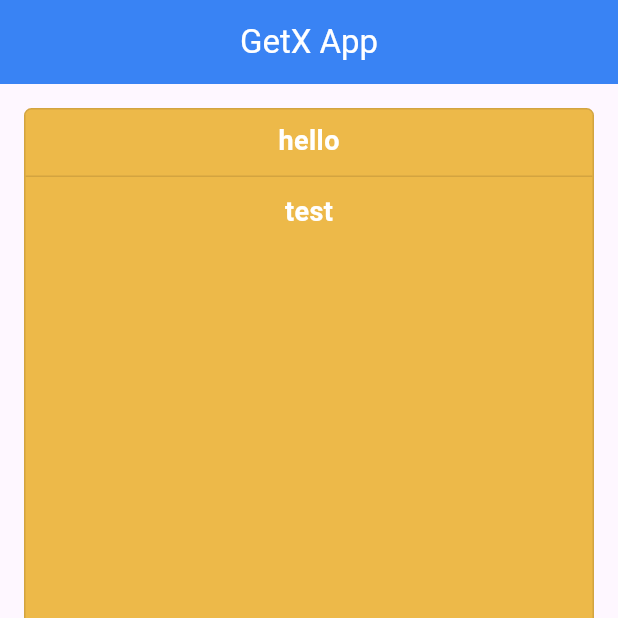
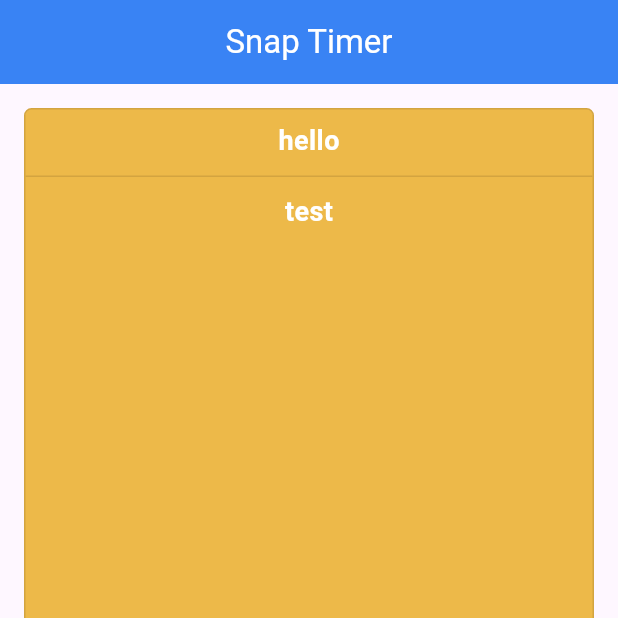
Before and after one commit to spandan3001/snap_timer, a Flutter app: the screen it shows after launch, on a phone screen of 412 x 824 dp, the top half of it. Run offline on Flutter 3.47's test engine with Material 3 defaults, Android fonts, the light colour scheme and no system bars; our stand-ins replace animated_splash_screen, get, shared_preferences.

Commit message:
feat: Add image asset
Added an image asset to the project. The image enhances the visual appeal of the application and can be used in various UI components as needed.

```diff
--- a/lib/views/home_screen.dart
+++ b/lib/views/home_screen.dart
@@ -19,7 +19,7 @@ class _HomeScreenState extends State<HomeScreen> {
     return Scaffold(
       appBar: AppBar(
         // App bar title and styling
-        title: const Text('GetX App'),
+        title: const Text('Snap Timer'),
         centerTitle: true,
         foregroundColor: Colors.white,
         backgroundColor: kBlue,
--- a/pubspec.yaml
+++ b/pubspec.yaml
@@ -63,8 +63,8 @@ flutter:
   uses-material-design: true
 
   # To add assets to your application, add an assets section, like this:
-  # assets:
-  #   - images/a_dot_burr.jpeg
+  assets:
+    - images/logo.png
   #   - images/a_dot_ham.jpeg
 
   # An image asset can refer to one or more resolution-specific "variants", see
```
Also changed, not shown: images/logo.png (added).
